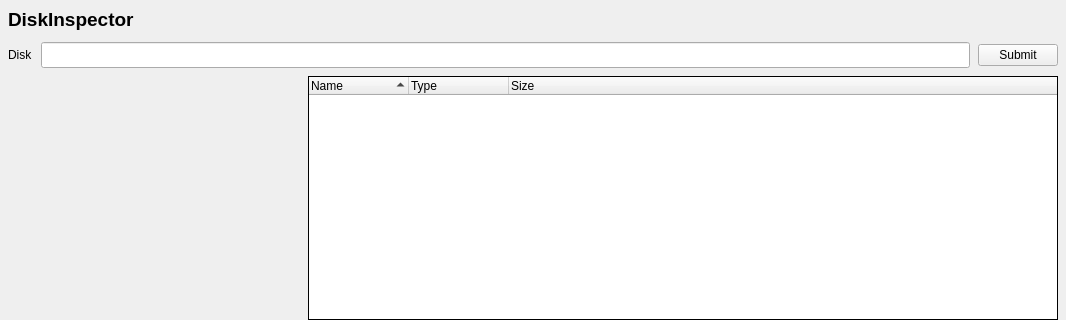
dungquach12/DiskInspector, file ui/mainwindow.ui: the form before one commit; both pictures show x 0 to 1066 and y 0 to 320 of the 1066 by 584 pixel window.
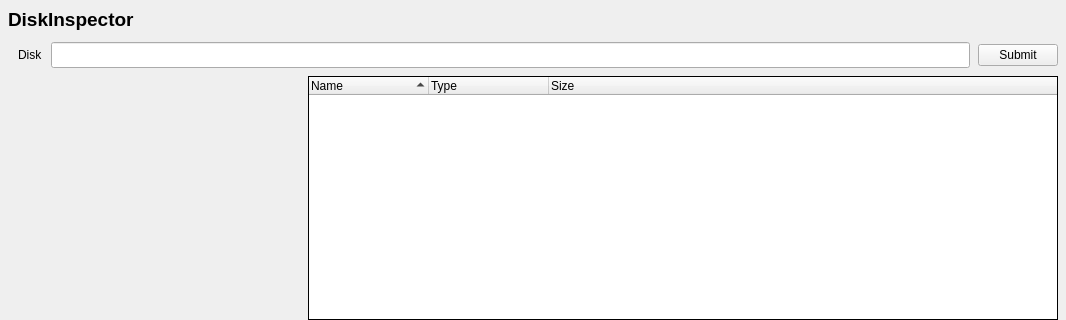
The form after the commit.

Commit message: Enhance MainWindow UI: Adjust margins, scroll policies, and result display formatting, also add some error check with unsupported file sys format

Diff of the .ui file:
```diff
--- a/ui/mainwindow.ui
+++ b/ui/mainwindow.ui
@@ -68,7 +68,7 @@
         <number>8</number>
        </property>
        <property name="leftMargin">
-        <number>0</number>
+        <number>10</number>
        </property>
        <property name="topMargin">
         <number>7</number>
@@ -188,7 +188,7 @@
          </property>
          <property name="maximumSize">
           <size>
-           <width>750</width>
+           <width>16777215</width>
            <height>16777215</height>
           </size>
          </property>
@@ -235,7 +235,7 @@
           <bool>false</bool>
          </property>
          <property name="wordWrap">
-          <bool>true</bool>
+          <bool>false</bool>
          </property>
          <property name="headerHidden">
           <bool>false</bool>
@@ -249,6 +249,9 @@
          <attribute name="headerCascadingSectionResizes">
           <bool>false</bool>
          </attribute>
+         <attribute name="headerDefaultSectionSize">
+          <number>120</number>
+         </attribute>
          <attribute name="headerHighlightSections">
           <bool>false</bool>
          </attribute>
```
Left out of the diff: 25 changed lines with no effect on the pictures. The commit also changes 1 other file.
